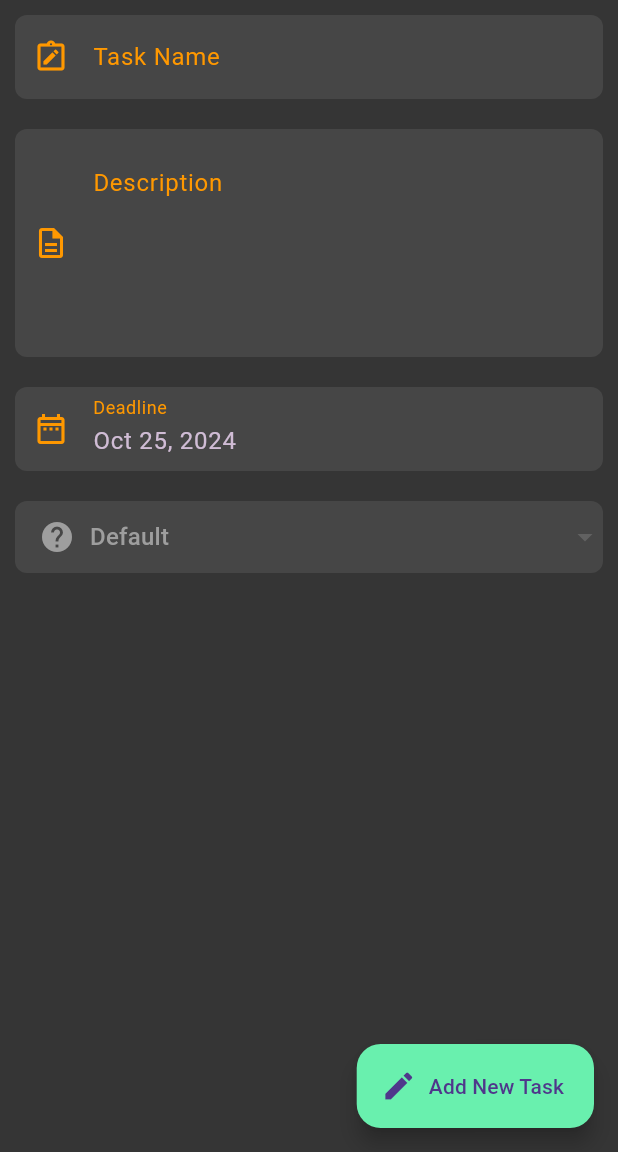
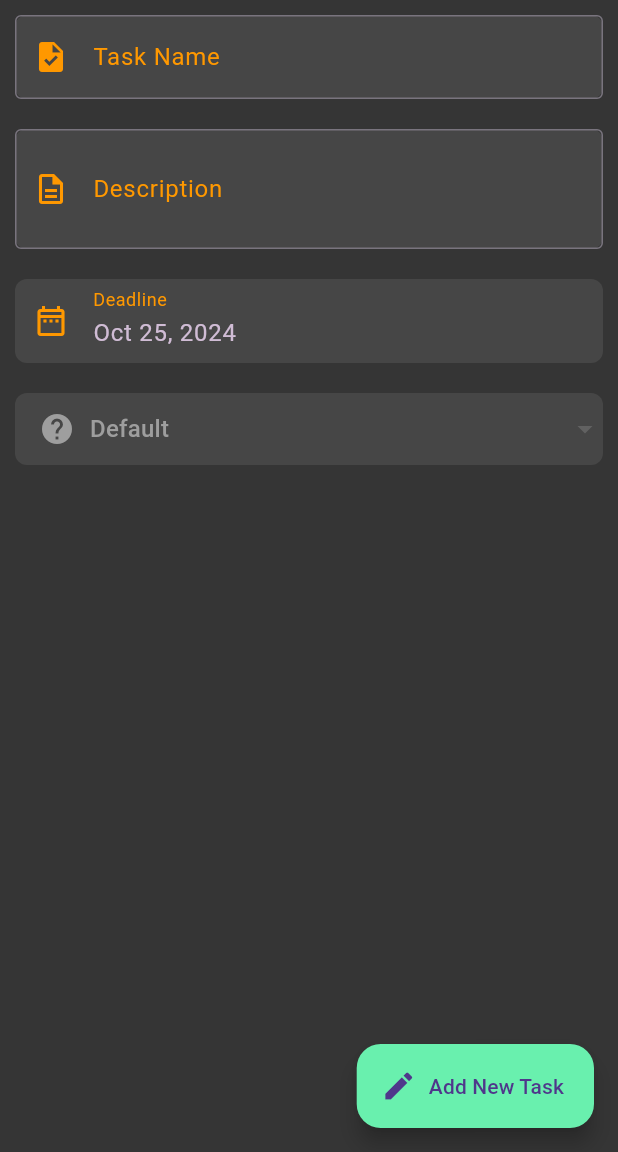
Before and after one commit to dom1k11/toDoProject, a Flutter app: the NewTaskPage screen opened by its route, on a phone screen of 412 x 824 dp, the part 84-1236 px from its top. Run offline on Flutter 3.47's test engine with Material 3 defaults, Android fonts, the phone set to English and light mode, and no system bars; drawn by our look-alikes of dropdown_button2; our stand-ins replace cloud_firestore, firebase_core, flutter_datetime_picker_plus, flutter_slidable, page_transition; accounts and stored records are empty.

Commit message:
Custom Text fields = cleaner code

```diff
--- a/lib/screens/new_task_screen.dart
+++ b/lib/screens/new_task_screen.dart
@@ -2,6 +2,8 @@ import 'package:flutter/material.dart';
 import 'package:flutter_datetime_picker_plus/flutter_datetime_picker_plus.dart';
 import 'package:intl/intl.dart';
 import 'package:to_do_app_practice_2/buttons/custom_floating_action_button.dart';
+import 'package:to_do_app_practice_2/widgets/custom_date_text_field.dart';
+import 'package:to_do_app_practice_2/widgets/custom_text_field.dart';
 
 import 'package:to_do_app_practice_2/widgets/dropdown_block.dart';
 import 'package:to_do_app_practice_2/services/task_service.dart';
@@ -44,9 +46,10 @@ class _NewTaskPageState extends State<NewTaskPage> {
       ),
       body: Column(
         children: [
-          buildTaskNameContainer(),
-          buildTaskDescriptionContainer(),
-          buildDateContainer(),
+          _buildTaskNameTextField(),
+          _buildDescriptionTextField(),
+          _buildCustomDateTextField(context),
+          // buildDateContainer(),
           DropdownMenuBlock(
             onPrioritySelected: (priority) {
               setState(() {
@@ -67,6 +70,34 @@ class _NewTaskPageState extends State<NewTaskPage> {
           icon: Icons.edit, labelText: "Add New Task", // Задайте нужную иконку
         ),
       ),
+    );
+  }
+
+  CustomDateTextField _buildCustomDateTextField(BuildContext context) {
+    return CustomDateTextField(
+          controller: newTaskDateTimeController,
+          context: context, // Передаем контекст для выбора даты
+          hintText: "Deadline",
+        );
+  }
+
+  CustomTextField _buildTaskNameTextField() {
+    return CustomTextField(
+      controller: newTaskNameController,
+      hintText: "",
+      prefixIcon: Icons.task,
+      labelText: "Task Name",
+      maxLines: 1,
+    );
+  }
+
+  CustomTextField _buildDescriptionTextField() {
+    return CustomTextField(
+      controller: newTaskDescriptionController,
+      hintText: "",
+      prefixIcon: Icons.description_outlined,
+      labelText: "Description",
+      maxLines: 2,
     );
   }
 
@@ -111,57 +142,4 @@ class _NewTaskPageState extends State<NewTaskPage> {
       ),
     );
   }
-
-  Container buildTaskDescriptionContainer() {
-    return Container(
-      margin: const EdgeInsets.all(10),
-      decoration: BoxDecoration(
-        borderRadius: BorderRadius.circular(8),
-        color: const Color.fromARGB(255, 70, 70, 70),
-      ),
-      child: TextField(
-        maxLines: 5,
-        controller: newTaskDescriptionController,
-        decoration: InputDecoration(
-          prefixIcon: const Icon(
-            Icons.description_outlined,
-            color: Colors.orange,
-          ),
-          border: InputBorder.none,
-          label: const Text(
-            "Description",
-            style: TextStyle(color: Colors.orange),
-          ),
-          alignLabelWithHint: true,
-          // Выравнивает метку и иконку по верхнему краю
-          hintStyle: TextStyle(color: Colors.grey.shade500),
-          hintText: "(Optional)",
-        ),
-      ),
-    );
-  }
-
-  Container buildTaskNameContainer() {
-    return Container(
-      margin: const EdgeInsets.all(10),
-      decoration: BoxDecoration(
-        borderRadius: BorderRadius.circular(8),
-        color: const Color.fromARGB(255, 70, 70, 70),
-      ),
-      child: TextField(
-        controller: newTaskNameController,
-        decoration: const InputDecoration(
-          prefixIcon: Icon(
-            Icons.note_alt_outlined,
-            color: Colors.orange,
-          ),
-          border: InputBorder.none,
-          label: Text(
-            "Task Name",
-            style: TextStyle(color: Colors.orange),
-          ),
-        ),
-      ),
-    );
-  }
 }
--- /dev/null
+++ b/lib/widgets/custom_date_text_field.dart
@@ -0,0 +1,62 @@
+import 'package:flutter/material.dart';
+import 'package:flutter_datetime_picker_plus/flutter_datetime_picker_plus.dart';
+import 'package:intl/intl.dart';
+
+class CustomDateTextField extends StatelessWidget {
+  final TextEditingController controller;
+  final BuildContext context;
+  final String hintText;
+
+  const CustomDateTextField({
+    required this.controller,
+    required this.context,
+    required this.hintText,
+    Key? key,
+  }) : super(key: key);
+
+  @override
+  Widget build(BuildContext context) {
+    return GestureDetector(
+      onTap: () {
+        DatePicker.showDatePicker(this.context,
+            showTitleActions: true,
+            minTime: DateTime.now(),
+            maxTime: DateTime(2026, 12, 31),
+            onChanged: (date) {
+              print('change $date');
+            },
+            onConfirm: (date) {
+              controller.text = DateFormat('MMM d, yyyy').format(date);
+              print('confirm $date');
+            },
+            currentTime: DateTime.now(),
+            locale: LocaleType.en);
+      },
+      child: Container(
+        margin: const EdgeInsets.all(10),
+        decoration: BoxDecoration(
+          borderRadius: BorderRadius.circular(8),
+          color: const Color.fromARGB(255, 70, 70, 70),
+        ),
+        child: AbsorbPointer( // Это предотвращает взаимодействие с текстовым полем, чтобы только нажатие на контейнер открывало выбор даты
+          child: TextField(
+            controller: controller,
+            readOnly: true,
+            decoration: InputDecoration(
+              label: Text(
+                hintText,
+                style: const TextStyle(color: Colors.orange),
+              ),
+              prefixIcon: const Icon(
+                Icons.date_range_outlined,
+                color: Colors.orange,
+              ),
+              border: InputBorder.none,
+              hintText: "Date",
+            ),
+          ),
+        ),
+      ),
+    );
+  }
+}
--- /dev/null
+++ b/lib/widgets/custom_text_field.dart
@@ -0,0 +1,45 @@
+import 'package:flutter/material.dart';
+
+class CustomTextField extends StatelessWidget {
+  final TextEditingController controller;
+  final String hintText;
+  final IconData prefixIcon;
+  final IconData? suffixIcon;
+  final Function? onChanged;
+  final String labelText;
+  final int maxLines;
+
+  const CustomTextField({
+    Key? key,
+    required this.controller,
+    required this.hintText,
+    required this.prefixIcon,
+    this.suffixIcon,
+    this.onChanged,
+    required this.labelText, required this.maxLines,
+  }) : super(key: key);
+
+  @override
+  Widget build(BuildContext context) {
+    return Container(
+      margin: const EdgeInsets.all(10),
+      decoration: BoxDecoration(
+        borderRadius: BorderRadius.circular(8),
+        color: const Color.fromARGB(255, 70, 70, 70),
+      ),
+      child: TextField(
+        maxLines: maxLines,
+        controller: controller,
+        decoration: InputDecoration(
+          prefixIcon: Icon(prefixIcon, color: Colors.orange),
+          border: const OutlineInputBorder(),
+          hintText: hintText,
+          label: Text(
+            labelText,
+            style: const TextStyle(color: Colors.orange),
+          ),
+        ),
+      ),
+    );
+  }
+}
```
Also changed, not shown: lib/screens/edit_task_screen.dart (+100 -10 lines).
